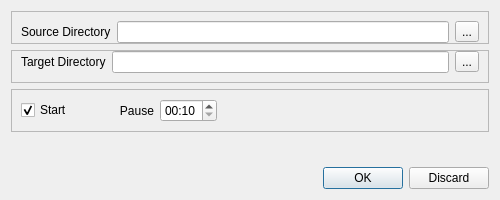
Before: the Qt Designer form gui/add_job_dialog.ui in IceflowRE/mp3monitoring, drawn with Qt 5.
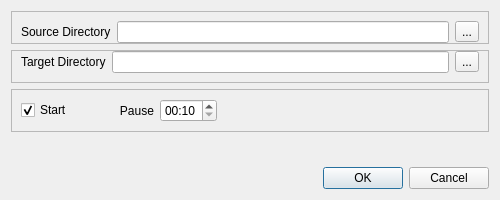
After: the same form once the commit is applied.

Commit message: [gui] Add add monitoring job dialog

Patch:
```diff
--- a/gui/add_job_dialog.ui
+++ b/gui/add_job_dialog.ui
@@ -10,6 +10,11 @@
     <height>200</height>
    </rect>
   </property>
+  <property name="font">
+   <font>
+    <family>Noto Sans UI</family>
+   </font>
+  </property>
   <property name="windowTitle">
    <string>Dialog</string>
   </property>
@@ -68,7 +73,7 @@
       <enum>Qt::Horizontal</enum>
      </property>
      <property name="standardButtons">
-      <set>QDialogButtonBox::Discard|QDialogButtonBox::Ok</set>
+      <set>QDialogButtonBox::Cancel|QDialogButtonBox::Ok</set>
      </property>
      <property name="centerButtons">
       <bool>false</bool>
```
Left out of the diff: 8 changed lines with no effect on the pictures. The commit also changes 6 other files.
